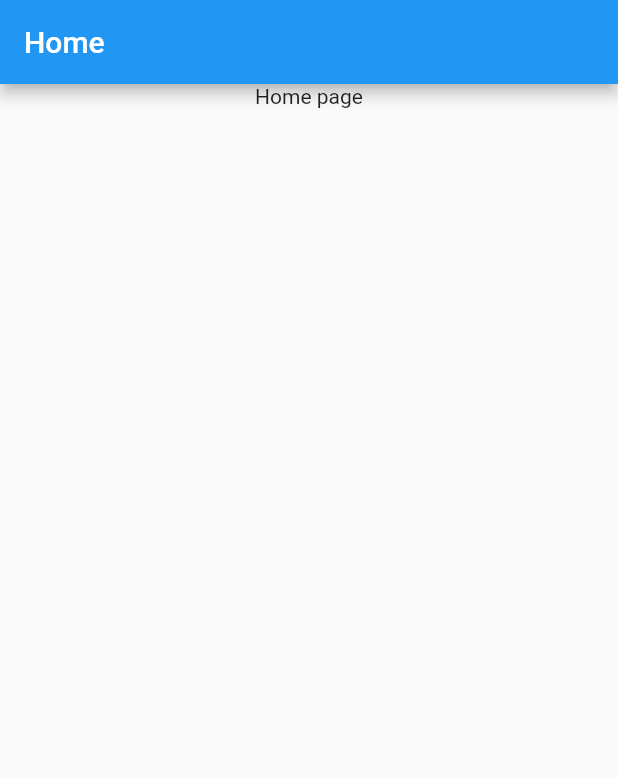
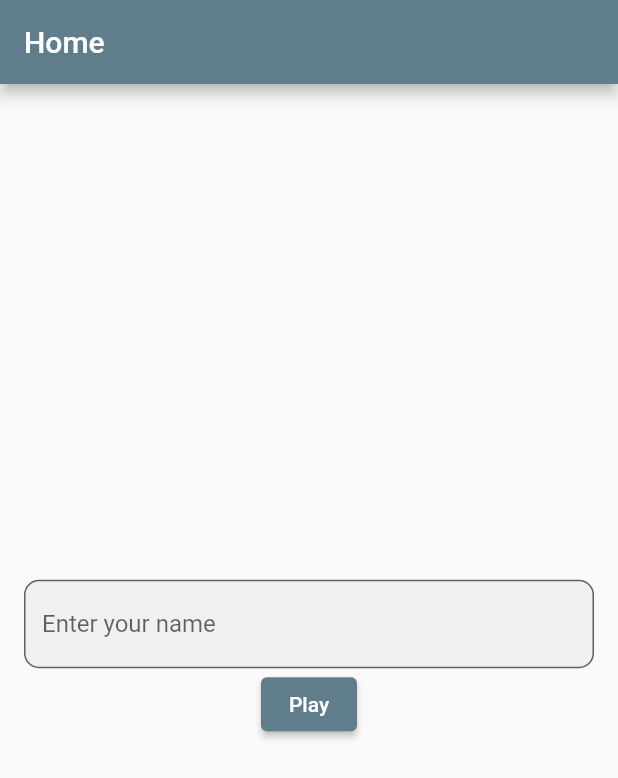
Before and after one commit to Kilian-Mai/workshop-flutter, a Flutter app: the Home screen opened directly, on a phone screen of 412 x 824 dp. Shown: the top 778 px of the screen. Run offline on Flutter 3.47's test engine with Material 2 defaults, Android fonts, the phone set to English and light mode, and no system bars.

Commit message:
adding solution of the workshop

```diff
--- a/lib/main.dart
+++ b/lib/main.dart
@@ -1,5 +1,5 @@
 import 'package:flutter/material.dart';
-import 'package:workshop_flutter/screens/home.dart';
+import 'package:flutter_application_1/screens/home.dart';
 
 void main() {
   runApp(const WorkshopApp());
@@ -13,7 +13,7 @@ class WorkshopApp extends StatelessWidget {
     return MaterialApp(
       title: 'Flutter Demo',
       theme: ThemeData(
-        primarySwatch: Colors.blue,
+        primarySwatch: Colors.blueGrey,
       ),
       home: const Home(),
     );
--- a/lib/screens/home.dart
+++ b/lib/screens/home.dart
@@ -1,5 +1,5 @@
 import 'package:flutter/material.dart';
-import 'package:workshop_flutter/screens/game.dart';
+import 'package:flutter_application_1/screens/game.dart';
 
 class Home extends StatelessWidget {
   const Home({Key? key}) : super(key: key);
@@ -21,9 +21,27 @@ class Home extends StatelessWidget {
         title: const Text('Home'),
       ),
       body: Center(
-        child: Column( // TODO: Center the content
-          children: [ // TODO: Add a TextField to get the player name and a play button that calls _changePage()
-              const Text("Home page")
+        child: Column(
+          mainAxisAlignment: MainAxisAlignment.center,
+          children: [
+            Padding(
+              padding: const EdgeInsets.symmetric(horizontal: 16.0),
+              child: TextField(
+                onChanged: (value) => playerName = value,
+                onSubmitted: (value) => _changePage(),
+                decoration: InputDecoration(
+                  hintText: "Enter your name",
+                  filled: true,
+                  border: OutlineInputBorder(
+                    borderRadius: BorderRadius.circular(10),
+                  ),
+                ),
+              ),
+            ),
+            ElevatedButton(
+              onPressed: _changePage,
+              child: const Text('Play'),
+            )
           ],
         ),
       ),
```
Also changed, not shown: lib/screens/game.dart (+25 -5 lines).
